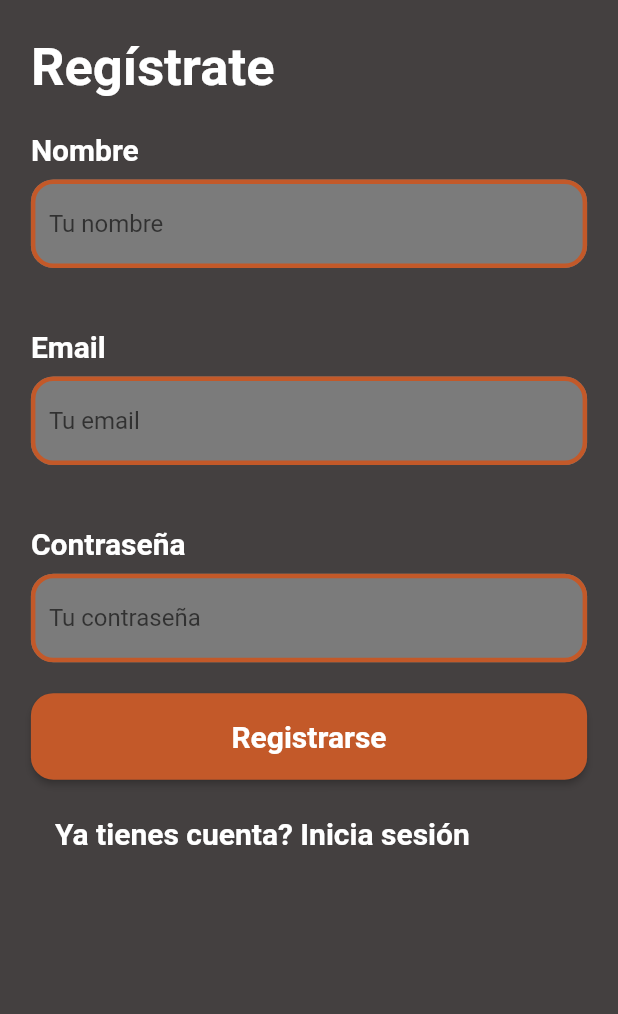
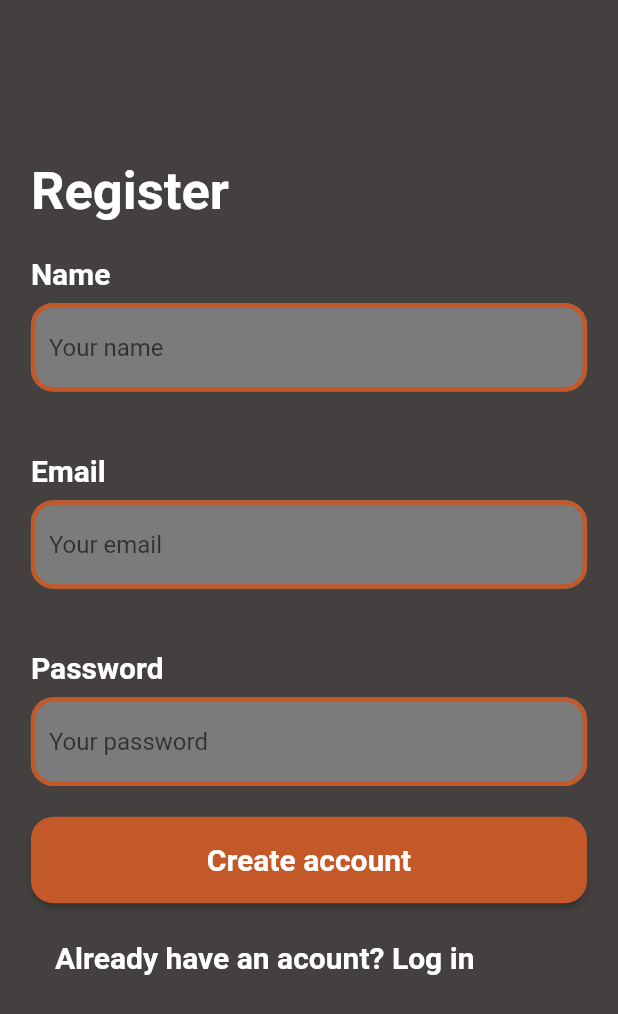
Before and after one commit to pardalaco/proyecto-iso-eshop, a Flutter app: the register screen opened directly, on a phone screen of 412 x 824 dp. Shown: the top 1014 px of the screen. Run offline on Flutter 3.47's test engine with Material 2 defaults, Android fonts, the phone set to English and light mode, and no system bars; accounts and stored records are empty.

```diff
--- a/src/client/eshop/lib/views/logIn.dart
+++ b/src/client/eshop/lib/views/logIn.dart
@@ -1,4 +1,5 @@
 // ignore_for_file: prefer_const_literals_to_create_immutables, prefer_const_constructors, unnecessary_string_interpolations, constant_identifier_names, file_names, must_be_immutable, camel_case_types, sized_box_for_whitespace, use_build_context_synchronously, non_constant_identifier_names
+import 'package:eshop/models/Profile.dart';
 import 'package:eshop/sockets/connection.dart';
 import 'package:eshop/style/ColorsUsed.dart';
 import 'package:flutter/material.dart';
@@ -64,12 +65,12 @@ class _MyForm extends State<_MyBody> {
             horizontal: size.width * 0.05, vertical: size.height * 0.03),
         child: Column(crossAxisAlignment: CrossAxisAlignment.start, children: [
           const Text(
-            'Inicio de sesión',
+            'Log in',
             style: TextStyle(
                 color: Colors.white, fontSize: 35, fontWeight: FontWeight.bold),
           ),
           const Text(
-            'Inicia sesión con tu cuenta de eShop',
+            'Log in with your eShop account',
             style: TextStyle(
               color: Colors.white,
               fontSize: 20,
@@ -96,19 +97,19 @@ class _MyForm extends State<_MyBody> {
                         const BorderSide(width: 3, color: CustomColors.n1),
                     borderRadius: BorderRadius.circular(15),
                   ),
-                  hintText: "user@tuemail.com",
+                  hintText: "user@youremail.com",
                   filled: true,
                   fillColor: CustomColors.n2,
                 ),
                 validator: (value) {
-                  if (value?.isEmpty ?? true) return 'Campo obligatorio';
+                  if (value?.isEmpty ?? true) return 'Required';
                   return null;
                 },
                 onSaved: (value) => email = value,
               ),
               SizedBox(height: size.height * 0.03),
               const Text(
-                'Contraseña',
+                'Password',
                 style: TextStyle(
                     color: Colors.white,
                     fontSize: 20,
@@ -123,12 +124,15 @@ class _MyForm extends State<_MyBody> {
                         const BorderSide(width: 3, color: CustomColors.n1),
                     borderRadius: BorderRadius.circular(15),
                   ),
-                  hintText: "Tu contraseña",
+                  focusedBorder: UnderlineInputBorder(
+                    borderSide: BorderSide(color: CustomColors.n1),
+                  ),
+                  hintText: "Your password",
                   filled: true,
                   fillColor: CustomColors.n2,
                 ),
                 validator: (value) {
-                  if (value?.isEmpty ?? true) return 'Campo obligatorio';
+                  if (value?.isEmpty ?? true) return 'Required';
                   return null;
                 },
                 onSaved: (value) => password = value,
@@ -142,7 +146,7 @@ class _MyForm extends State<_MyBody> {
 
                   if ((formState?.validate() ?? false)) {
                     formState!.save(); // Guarda valores en var. de estado
-                    Connection connection = Connection();
+                    /*Connection connection = Connection();
                     await connection.query({
                       "type": 1,
                       "code": 1,
@@ -155,18 +159,38 @@ class _MyForm extends State<_MyBody> {
                         builder: (context) => _MyAlert(context),
                       );
                     } else {
+                      //@todo pedir perfil
                       showDialog(
                         context: context,
                         builder: (context) => Home(
                           connection: connection,
                           admin: d["content"]["admin"],
+                          profile: ,
+                        ),
+                        var route = MaterialPageRoute(
+                        builder: (context) => Home(
+                          perfil: perfil,
                         ),
                       );
-                    }
+                      Navigator.of(context).push(route);
+                      );
+                    }*/
+                    var route = MaterialPageRoute(
+                      builder: (context) => Home(
+                          connection: Connection(),
+                          admin: true,
+                          profile: Profile(
+                              email: "psegmar1@gmail.com",
+                              name: "Pablo",
+                              surname: "Segovia",
+                              payments: ["PayPal"],
+                              addresses: ["Calle Ave del paraiso"])),
+                    );
+                    Navigator.of(context).push(route);
                   } else {
                     ScaffoldMessenger.of(context).showSnackBar(
                       const SnackBar(
-                        content: Text('Formulario inválido'),
+                        content: Text('Invalid form'),
                       ),
                     );
                   }
@@ -183,14 +207,14 @@ class _MyForm extends State<_MyBody> {
                   ),
                 ),
                 child: const Text(
-                  'Inicia sesión',
+                  'Log in',
                   style: TextStyle(fontWeight: FontWeight.bold, fontSize: 20),
                 ),
               ),
               SizedBox(height: size.height * 0.01),
               ListTile(
                 title: Text(
-                  "¿No tienes cuenta? Regístrate",
+                  "Don't have an account? Sign up",
                   style: TextStyle(
                       color: Colors.white,
                       fontWeight: FontWeight.bold,
@@ -216,7 +240,7 @@ void _goToRegister(BuildContext context) {
 Widget _MyAlert(context) => AlertDialog(
         title: const Text("Error"),
         content: const Text(
-          "Usuario o contraseña erroneo",
+          "Wrong user or password",
           style: TextStyle(
               color: Colors.black, fontWeight: FontWeight.bold, fontSize: 15),
         ),
--- a/src/client/eshop/lib/views/register.dart
+++ b/src/client/eshop/lib/views/register.dart
@@ -50,8 +50,11 @@ class _MyFormR extends State<_MyBodyR> {
         padding: EdgeInsetsDirectional.symmetric(
             horizontal: size.width * 0.05, vertical: size.height * 0.03),
         child: Column(crossAxisAlignment: CrossAxisAlignment.start, children: [
+          SizedBox(
+            height: size.height * 0.1,
+          ),
           const Text(
-            'Regístrate',
+            'Register',
             style: TextStyle(
                 color: Colors.white, fontSize: 35, fontWeight: FontWeight.bold),
           ),
@@ -61,7 +64,7 @@ class _MyFormR extends State<_MyBodyR> {
             child:
                 Column(crossAxisAlignment: CrossAxisAlignment.start, children: [
               const Text(
-                'Nombre',
+                'Name',
                 style: TextStyle(
                     color: Colors.white,
                     fontSize: 20,
@@ -75,12 +78,15 @@ class _MyFormR extends State<_MyBodyR> {
                         const BorderSide(width: 3, color: CustomColors.n1),
                     borderRadius: BorderRadius.circular(15),
                   ),
-                  hintText: "Tu nombre",
+                  focusedBorder: UnderlineInputBorder(
+                    borderSide: BorderSide(color: CustomColors.n1),
+                  ),
+                  hintText: "Your name",
                   filled: true,
                   fillColor: CustomColors.n2,
                 ),
                 validator: (value) {
-                  if (value?.isEmpty ?? true) return 'Campo obligatorio';
+                  if (value?.isEmpty ?? true) return 'Required';
                   return null;
                 },
                 onSaved: (value) => name = value,
@@ -101,19 +107,22 @@ class _MyFormR extends State<_MyBodyR> {
                         const BorderSide(width: 3, color: CustomColors.n1),
                     borderRadius: BorderRadius.circular(15),
                   ),
-                  hintText: "Tu email",
+                  focusedBorder: UnderlineInputBorder(
+                    borderSide: BorderSide(color: CustomColors.n1),
+                  ),
+                  hintText: "Your email",
                   filled: true,
                   fillColor: CustomColors.n2,
                 ),
                 validator: (value) {
-                  if (value?.isEmpty ?? true) return 'Campo obligatorio';
+                  if (value?.isEmpty ?? true) return 'Required';
                   return null;
                 },
                 onSaved: (value) => email = value,
               ),
               SizedBox(height: size.height * 0.05),
               const Text(
-                'Contraseña',
+                'Password',
                 style: TextStyle(
                     color: Colors.white,
                     fontSize: 20,
@@ -128,12 +137,15 @@ class _MyFormR extends State<_MyBodyR> {
                         const BorderSide(width: 3, color: CustomColors.n1),
                     borderRadius: BorderRadius.circular(15),
                   ),
-                  hintText: "Tu contraseña",
+                  focusedBorder: UnderlineInputBorder(
+                    borderSide: BorderSide(color: CustomColors.n1),
+                  ),
+                  hintText: "Your password",
                   filled: true,
                   fillColor: CustomColors.n2,
                 ),
                 validator: (value) {
-                  if (value?.isEmpty ?? true) return 'Campo obligatorio';
+                  if (value?.isEmpty ?? true) return 'Required';
                   return null;
                 },
                 onSaved: (value) => password = value,
@@ -147,7 +159,7 @@ class _MyFormR extends State<_MyBodyR> {
 
                   if ((formState?.validate() ?? false)) {
                     formState!.save(); // Guarda valores en var. de estado
-                    Connection connection = Connection();
+                    /*Connection connection = Connection();
                     await connection.query({
                       "type": 1,
                       "code": 2,
@@ -164,16 +176,19 @@ class _MyFormR extends State<_MyBodyR> {
                         builder: (context) => _MyAlert(context),
                       );
                     } else {
+                      //@todo pedir perfil
+
                       showDialog(
                         context: context,
                         builder: (context) =>
                             Home(connection: connection, admin: false),
                       );
-                    }
+                    }*/
+                    Navigator.of(context).pop();
                   } else {
                     ScaffoldMessenger.of(context).showSnackBar(
                       const SnackBar(
-                        content: Text('Formulario inválido'),
+                        content: Text('Invalid form'),
                       ),
                     );
                   }
@@ -190,14 +205,14 @@ class _MyFormR extends State<_MyBodyR> {
                   ),
                 ),
                 child: const Text(
-                  'Registrarse',
+                  'Create account',
                   style: TextStyle(fontWeight: FontWeight.bold, fontSize: 20),
                 ),
               ),
               SizedBox(height: size.height * 0.01),
               ListTile(
                 title: const Text(
-                  "Ya tienes cuenta? Inicia sesión",
+                  "Already have an acount? Log in",
                   style: TextStyle(
                       color: Colors.white,
                       fontWeight: FontWeight.bold,
@@ -223,7 +238,7 @@ void _goToLogIn(BuildContext context) {
 Widget _MyAlert(context) => AlertDialog(
         title: const Text("Error"),
         content: const Text(
-          "No se ha podido llevar a cabo el registro",
+          "Unsuccessful registration",
           style: TextStyle(
               color: Colors.black, fontWeight: FontWeight.bold, fontSize: 15),
         ),
```
